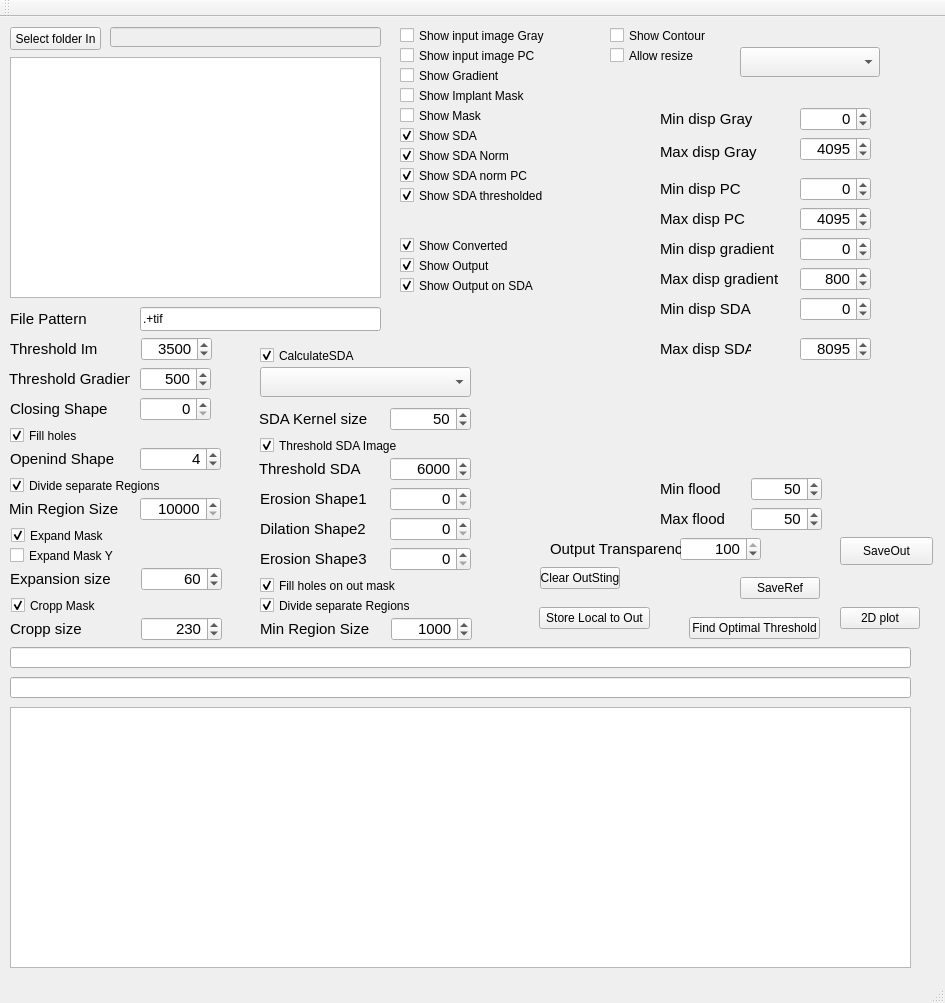
Before: the Qt Designer form HipsViever/mainwindow.ui in marcinkociolek/ProjectsPL, drawn with Qt 5.
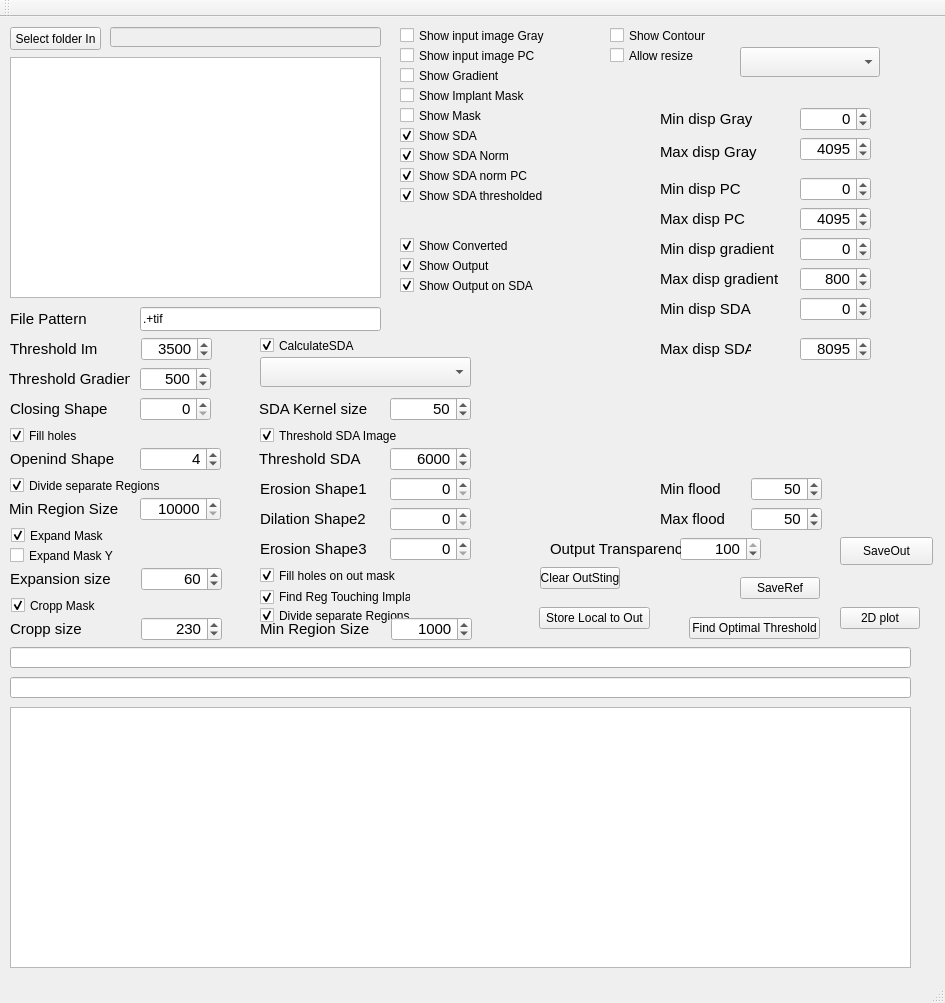
After: the same form once the commit is applied.

Commit message: Hips Viever incremental

Diff of the .ui file:
```diff
--- a/HipsViever/mainwindow.ui
+++ b/HipsViever/mainwindow.ui
@@ -934,7 +934,7 @@
     <property name="geometry">
      <rect>
       <x>259</x>
-      <y>390</y>
+      <y>380</y>
       <width>131</width>
       <height>24</height>
      </rect>
@@ -952,7 +952,7 @@
     <property name="geometry">
      <rect>
       <x>390</x>
-      <y>390</y>
+      <y>380</y>
       <width>81</width>
       <height>24</height>
      </rect>
@@ -982,7 +982,7 @@
     <property name="geometry">
      <rect>
       <x>260</x>
-      <y>330</y>
+      <y>320</y>
       <width>171</width>
       <height>17</height>
      </rect>
@@ -998,7 +998,7 @@
     <property name="geometry">
      <rect>
       <x>260</x>
-      <y>420</y>
+      <y>410</y>
       <width>171</width>
       <height>17</height>
      </rect>
@@ -1014,7 +1014,7 @@
     <property name="geometry">
      <rect>
       <x>259</x>
-      <y>440</y>
+      <y>430</y>
       <width>131</width>
       <height>24</height>
      </rect>
@@ -1032,7 +1032,7 @@
     <property name="geometry">
      <rect>
       <x>390</x>
-      <y>440</y>
+      <y>430</y>
       <width>81</width>
       <height>24</height>
      </rect>
@@ -1251,7 +1251,7 @@
     <property name="geometry">
      <rect>
       <x>260</x>
-      <y>470</y>
+      <y>460</y>
       <width>131</width>
       <height>24</height>
      </rect>
@@ -1269,7 +1269,7 @@
     <property name="geometry">
      <rect>
       <x>390</x>
-      <y>470</y>
+      <y>460</y>
       <width>81</width>
       <height>24</height>
      </rect>
@@ -1299,7 +1299,7 @@
     <property name="geometry">
      <rect>
       <x>390</x>
-      <y>500</y>
+      <y>490</y>
       <width>81</width>
       <height>24</height>
      </rect>
@@ -1329,7 +1329,7 @@
     <property name="geometry">
      <rect>
       <x>260</x>
-      <y>500</y>
+      <y>490</y>
       <width>131</width>
       <height>24</height>
      </rect>
@@ -1347,7 +1347,7 @@
     <property name="geometry">
      <rect>
       <x>390</x>
-      <y>530</y>
+      <y>520</y>
       <width>81</width>
       <height>24</height>
      </rect>
@@ -1377,7 +1377,7 @@
     <property name="geometry">
      <rect>
       <x>260</x>
-      <y>530</y>
+      <y>520</y>
       <width>131</width>
       <height>24</height>
      </rect>
@@ -1395,7 +1395,7 @@
     <property name="geometry">
      <rect>
       <x>260</x>
-      <y>560</y>
+      <y>550</y>
       <width>151</width>
       <height>17</height>
      </rect>
@@ -1475,7 +1475,7 @@
     <property name="geometry">
      <rect>
       <x>260</x>
-      <y>580</y>
+      <y>590</y>
       <width>171</width>
       <height>17</height>
      </rect>
@@ -1555,7 +1555,7 @@
     <property name="geometry">
      <rect>
       <x>260</x>
-      <y>350</y>
+      <y>340</y>
       <width>211</width>
       <height>30</height>
      </rect>
@@ -1724,6 +1724,22 @@
      <string>File Pattern</string>
     </property>
    </widget>
+   <widget class="QCheckBox" name="checkBoxFindRegTouchingImplant">
+    <property name="geometry">
+     <rect>
+      <x>260</x>
+      <y>570</y>
+      <width>151</width>
+      <height>20</height>
+     </rect>
+    </property>
+    <property name="text">
+     <string>Find Reg Touching Implant</string>
+    </property>
+    <property name="checked">
+     <bool>true</bool>
+    </property>
+   </widget>
   </widget>
   <widget class="QMenuBar" name="menuBar">
    <property name="geometry">
```
The commit also changes 2 other files.
